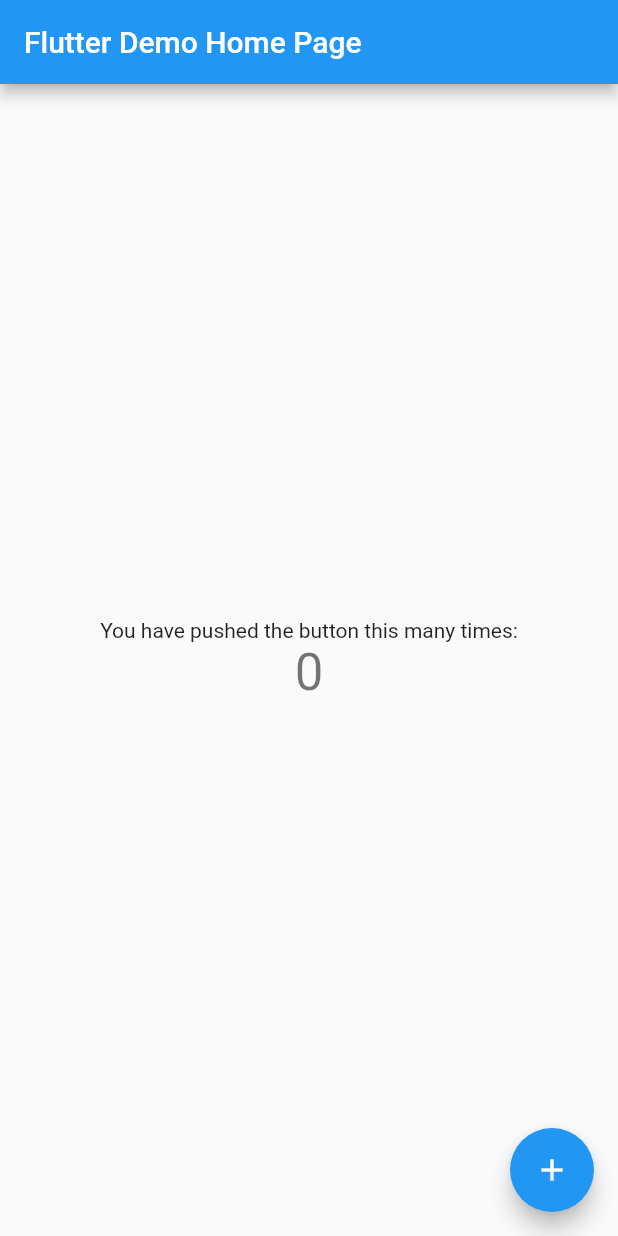
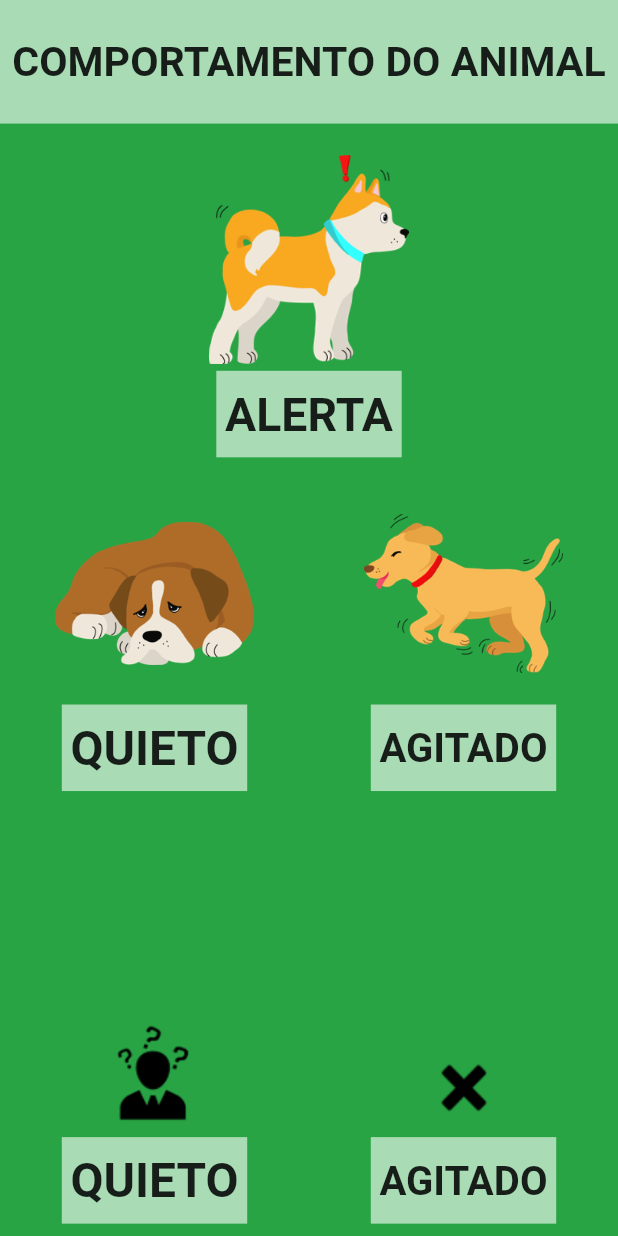
Before and after one commit to luizrgf2/Libraspetapp, a Flutter app: the screen it shows after launch, on a phone screen of 412 x 824 dp. Run offline on Flutter 3.47's test engine with Material 2 defaults, Android fonts, the phone set to English and light mode, and no system bars.

Commit message:
firt screen

```diff
--- /dev/null
+++ b/lib/components/area_text.dart
@@ -0,0 +1,27 @@
+import 'package:flutter/material.dart';
+
+class AreaText extends StatelessWidget {
+  final Color color = Color.fromRGBO(255, 255, 255, 0.6);
+  final String text;
+  final double altura;
+  final double largura;
+
+  AreaText(
+      {@required this.text, @required this.altura, @required this.largura});
+
+  @override
+  Widget build(BuildContext context) {
+    return Container(
+      padding: EdgeInsets.only(left: altura * 0.1, right: altura * 0.1),
+      color: color,
+      height: altura,
+      width: largura,
+      child: FittedBox(
+        child: Text(
+          text,
+          style: TextStyle(fontWeight: FontWeight.bold),
+        ),
+      ),
+    );
+  }
+}
--- /dev/null
+++ b/lib/components/image_click.dart
@@ -0,0 +1,31 @@
+import 'package:flutter/material.dart';
+import 'area_text.dart';
+
+class ImageClick extends StatelessWidget {
+  final double largura;
+  final double altura;
+  final String path;
+  final Function function;
+  final double padding;
+
+  ImageClick(
+      {@required this.largura,
+      @required this.altura,
+      @required this.path,
+      @required this.function,
+      @required this.padding});
+
+  @override
+  Widget build(BuildContext context) {
+    return Column(
+      children: [
+        Container(
+          padding: EdgeInsets.only(top: padding),
+          height: altura,
+          width: largura,
+          child: FlatButton(onPressed: function, child: Image.asset(path)),
+        ),
+      ],
+    );
+  }
+}
--- a/lib/main.dart
+++ b/lib/main.dart
@@ -1,117 +1,16 @@
 import 'package:flutter/material.dart';
+import 'screens/emergecy_screen.dart';
 
 void main() {
-  runApp(MyApp());
+  runApp(Myapp());
 }
 
-class MyApp extends StatelessWidget {
-  // This widget is the root of your application.
+class Myapp extends StatelessWidget {
   @override
   Widget build(BuildContext context) {
     return MaterialApp(
-      title: 'Flutter Demo',
-      theme: ThemeData(
-        // This is the theme of your application.
-        //
-        // Try running your application with "flutter run". You'll see the
-        // application has a blue toolbar. Then, without quitting the app, try
-        // changing the primarySwatch below to Colors.green and then invoke
-        // "hot reload" (press "r" in the console where you ran "flutter run",
-        // or simply save your changes to "hot reload" in a Flutter IDE).
-        // Notice that the counter didn't reset back to zero; the application
-        // is not restarted.
-        primarySwatch: Colors.blue,
-        // This makes the visual density adapt to the platform that you run
-        // the app on. For desktop platforms, the controls will be smaller and
-        // closer together (more dense) than on mobile platforms.
-        visualDensity: VisualDensity.adaptivePlatformDensity,
-      ),
-      home: MyHomePage(title: 'Flutter Demo Home Page'),
+      home: Emergency_Screen(),
+      theme: ThemeData(canvasColor: Color.fromRGBO(40, 164, 68, 10)),
     );
   }
 }
-
-class MyHomePage extends StatefulWidget {
-  MyHomePage({Key key, this.title}) : super(key: key);
-
-  // This widget is the home page of your application. It is stateful, meaning
-  // that it has a State object (defined below) that contains fields that affect
-  // how it looks.
-
-  // This class is the configuration for the state. It holds the values (in this
-  // case the title) provided by the parent (in this case the App widget) and
-  // used by the build method of the State. Fields in a Widget subclass are
-  // always marked "final".
-
-  final String title;
-
-  @override
-  _MyHomePageState createState() => _MyHomePageState();
-}
-
-class _MyHomePageState extends State<MyHomePage> {
-  int _counter = 0;
-
-  void _incrementCounter() {
-    setState(() {
-      // This call to setState tells the Flutter framework that something has
-      // changed in this State, which causes it to rerun the build method below
-      // so that the display can reflect the updated values. If we changed
-      // _counter without calling setState(), then the build method would not be
-      // called again, and so nothing would appear to happen.
-      _counter++;
-    });
-  }
-
-  @override
-  Widget build(BuildContext context) {
-    // This method is rerun every time setState is called, for instance as done
-    // by the _incrementCounter method above.
-    //
-    // The Flutter framework has been optimized to make rerunning build methods
-    // fast, so that you can just rebuild anything that needs updating rather
-    // than having to individually change instances of widgets.
-    return Scaffold(
-      appBar: AppBar(
-        // Here we take the value from the MyHomePage object that was created by
-        // the App.build method, and use it to set our appbar title.
-        title: Text(widget.title),
-      ),
-      body: Center(
-        // Center is a layout widget. It takes a single child and positions it
-        // in the middle of the parent.
-        child: Column(
-          // Column is also a layout widget. It takes a list of children and
-          // arranges them vertically. By default, it sizes itself to fit its
-          // children horizontally, and tries to be as tall as its parent.
-          //
-          // Invoke "debug painting" (press "p" in the console, choose the
-          // "Toggle Debug Paint" action from the Flutter Inspector in Android
-          // Studio, or the "Toggle Debug Paint" command in Visual Studio Code)
-          // to see the wireframe for each widget.
-          //
-          // Column has various properties to control how it sizes itself and
-          // how it positions its children. Here we use mainAxisAlignment to
-          // center the children vertically; the main axis here is the vertical
-          // axis because Columns are vertical (the cross axis would be
-          // horizontal).
-          mainAxisAlignment: MainAxisAlignment.center,
-          children: <Widget>[
-            Text(
-              'You have pushed the button this many times:',
-            ),
-            Text(
-              '$_counter',
-              style: Theme.of(context).textTheme.headline4,
-            ),
-          ],
-        ),
-      ),
-      floatingActionButton: FloatingActionButton(
-        onPressed: _incrementCounter,
-        tooltip: 'Increment',
-        child: Icon(Icons.add),
-      ), // This trailing comma makes auto-formatting nicer for build methods.
-    );
-  }
-}
--- /dev/null
+++ b/lib/screens/emergecy_screen.dart
@@ -0,0 +1,114 @@
+import '../components/image_click.dart';
+import 'package:flutter/material.dart';
+import '../components/area_text.dart';
+import '../components/image_click.dart';
+
+class Emergency_Screen extends StatelessWidget {
+  @override
+  Widget build(BuildContext context) {
+    final double altura =
+        MediaQuery.of(context).size.height - MediaQuery.of(context).padding.top;
+    final double largura = MediaQuery.of(context).size.width;
+
+    return SafeArea(
+      child: Scaffold(
+        body: Column(
+          children: [
+            AreaText(
+                text: 'COMPORTAMENTO DO ANIMAL',
+                altura: altura * 0.1,
+                largura: largura),
+            ImageClick(
+              largura: largura * 0.4,
+              altura: altura * 0.2,
+              path: 'lib/assets/images/Imagem1.png',
+              function: () {},
+              padding: altura * 0.2 * 0.1,
+            ),
+            AreaText(
+                text: 'ALERTA', altura: altura * 0.07, largura: largura * 0.3),
+            Row(
+              children: [
+                Expanded(
+                  child: Column(
+                    children: [
+                      ImageClick(
+                        largura: largura * 0.4,
+                        altura: altura * 0.2,
+                        path: 'lib/assets/images/Imagem2.png',
+                        function: () {},
+                        padding: altura * 0.2 * 0.1,
+                      ),
+                      AreaText(
+                          text: 'QUIETO',
+                          altura: altura * 0.07,
+                          largura: largura * 0.3),
+                    ],
+                  ),
+                ),
+                Expanded(
+                  child: Column(
+                    children: [
+                      ImageClick(
+                        largura: largura * 0.4,
+                        altura: altura * 0.2,
+                        path: 'lib/assets/images/Imagem3.png',
+                        function: () {},
+                        padding: altura * 0.2 * 0.1,
+                      ),
+                      AreaText(
+                          text: 'AGITADO',
+                          altura: altura * 0.07,
+                          largura: largura * 0.3),
+                    ],
+                  ),
+                )
+              ],
+            ),
+            Container(
+              padding: EdgeInsets.only(top: altura * 0.08),
+              child: Row(
+                children: [
+                  Expanded(
+                    child: Column(
+                      children: [
+                        ImageClick(
+                          largura: largura * 0.3,
+                          altura: altura * 0.2,
+                          path: 'lib/assets/images/Imagem4.png',
+                          function: () {},
+                          padding: altura * 0.2 * 0.5,
+                        ),
+                        AreaText(
+                            text: 'QUIETO',
+                            altura: altura * 0.07,
+                            largura: largura * 0.3),
+                      ],
+                    ),
+                  ),
+                  Expanded(
+                    child: Column(
+                      children: [
+                        ImageClick(
+                          largura: largura * 0.4,
+                          altura: altura * 0.2,
+                          path: 'lib/assets/images/Imagem5.png',
+                          function: () {},
+                          padding: altura * 0.2 * 0.6,
+                        ),
+                        AreaText(
+                            text: 'AGITADO',
+                            altura: altura * 0.07,
+                            largura: largura * 0.3),
+                      ],
+                    ),
+                  )
+                ],
+              ),
+            )
+          ],
+        ),
+      ),
+    );
+  }
+}
```
Also changed, not shown: pubspec.yaml (+7 -3 lines), lib/assets/images/Imagem1.png (added), lib/assets/images/Imagem2.png (added), lib/assets/images/Imagem3.png (added), lib/assets/images/Imagem4.png (added), lib/assets/images/Imagem5.png (added), lib/assets/images/Imagem6.png (added), pubspec.lock, 3 other files.
